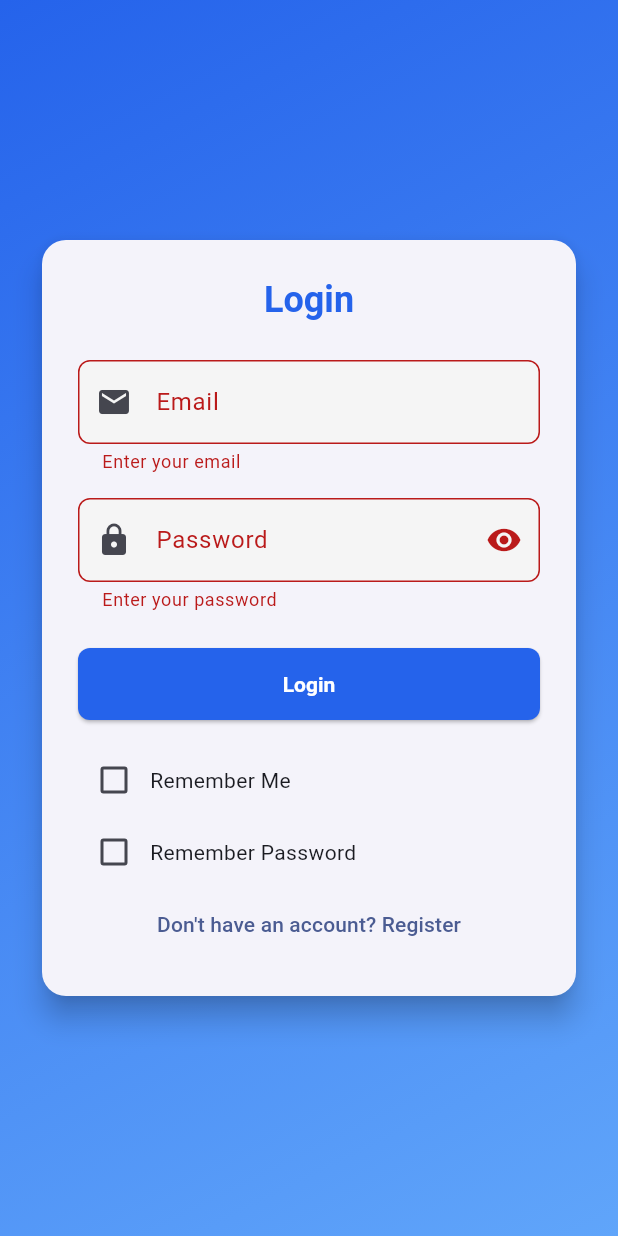
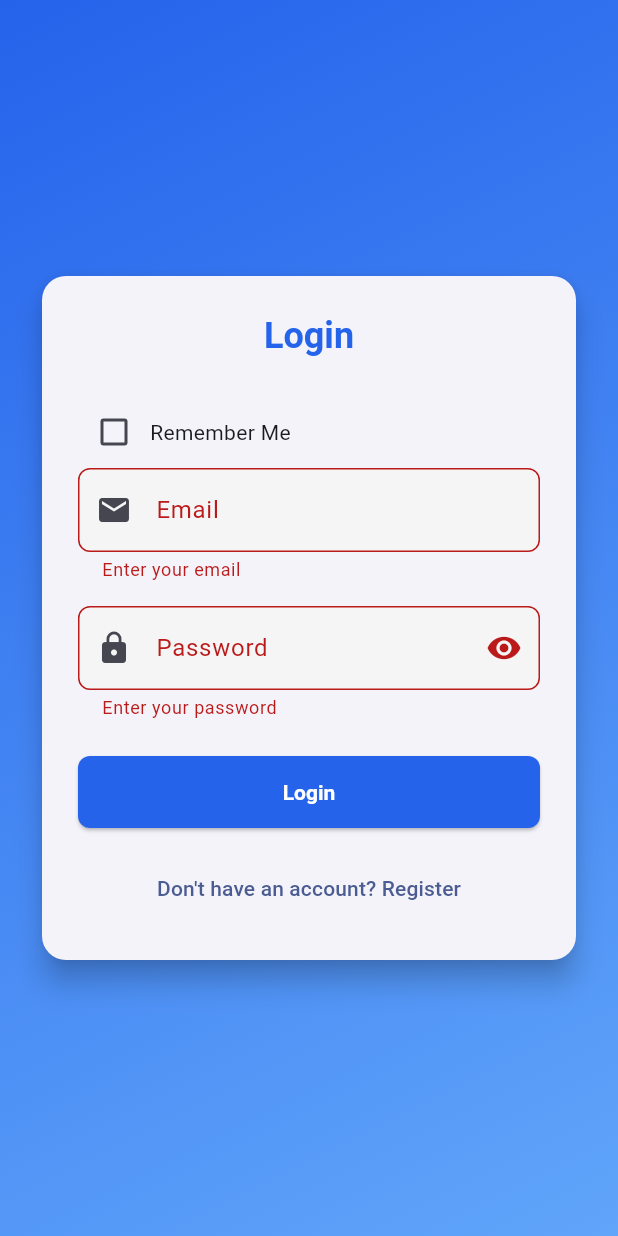
Before and after one commit to Faqih001/learning_material_downloader-app, a Flutter app: the AuthScreen screen opened by its route, after a tap on "Login", on a phone screen of 412 x 824 dp. Run offline on Flutter 3.47's test engine with Material 3 defaults, Android fonts, the phone set to English and light mode, and no system bars; our stand-ins replace flutter_dotenv, google_maps_flutter, shared_preferences, smooth_page_indicator; accounts and stored records are empty.

Commit message:
Refactor AuthScreen: Simplify remember me functionality and remove remember password option

```diff
--- a/lib/screens/auth_screen.dart
+++ b/lib/screens/auth_screen.dart
@@ -35,7 +35,6 @@ class _AuthScreenState extends State<AuthScreen> {
   }
 
   bool _rememberMe = false;
-  bool _rememberPassword = false;
 
   @override
   void initState() {
@@ -46,16 +45,14 @@ class _AuthScreenState extends State<AuthScreen> {
   Future<void> _loadRememberedEmail() async {
     final prefs = await SharedPreferences.getInstance();
     final remembered = prefs.getBool('remember_me') ?? false;
-    final rememberedPwd = prefs.getBool('remember_password') ?? false;
     final email = prefs.getString('remembered_email') ?? '';
     final password = prefs.getString('remembered_password') ?? '';
     setState(() {
       _rememberMe = remembered;
-      _rememberPassword = rememberedPwd;
       if (remembered && email.isNotEmpty) {
         _emailController.text = email;
       }
-      if (rememberedPwd && password.isNotEmpty) {
+      if (remembered && password.isNotEmpty) {
         _passwordController.text = password;
       }
     });
@@ -80,22 +77,11 @@ class _AuthScreenState extends State<AuthScreen> {
         final prefs = await SharedPreferences.getInstance();
         if (_rememberMe && result == null) {
           await prefs.setBool('remember_me', true);
-          await prefs.setString(
-            'remembered_email',
-            _emailController.text.trim(),
-          );
+          await prefs.setString('remembered_email', _emailController.text.trim());
+          await prefs.setString('remembered_password', _passwordController.text);
         } else {
           await prefs.setBool('remember_me', false);
           await prefs.remove('remembered_email');
-        }
-        if (_rememberPassword && result == null) {
-          await prefs.setBool('remember_password', true);
-          await prefs.setString(
-            'remembered_password',
-            _passwordController.text,
-          );
-        } else {
-          await prefs.setBool('remember_password', false);
           await prefs.remove('remembered_password');
         }
         setState(() => _loading = false);
@@ -195,6 +181,20 @@ class _AuthScreenState extends State<AuthScreen> {
                         ),
                       ),
                       const SizedBox(height: 24),
+                      if (isLogin)
+                        Row(
+                          children: [
+                            Checkbox(
+                              value: _rememberMe,
+                              onChanged: (val) {
+                                setState(() {
+                                  _rememberMe = val ?? false;
+                                });
+                              },
+                            ),
+                            const Text('Remember Me'),
+                          ],
+                        ),
                       if (!isLogin)
                         TextFormField(
                           controller: _nameController,
@@ -296,37 +296,6 @@ class _AuthScreenState extends State<AuthScreen> {
                         ),
                       ),
                       const SizedBox(height: 16),
-                      if (isLogin)
-                        Column(
-                          children: [
-                            Row(
-                              children: [
-                                Checkbox(
-                                  value: _rememberMe,
-                                  onChanged: (val) {
-                                    setState(() {
-                                      _rememberMe = val ?? false;
-                                    });
-                                  },
-                                ),
-                                const Text('Remember Me'),
-                              ],
-                            ),
-                            Row(
-                              children: [
-                                Checkbox(
-                                  value: _rememberPassword,
-                                  onChanged: (val) {
-                                    setState(() {
-                                      _rememberPassword = val ?? false;
-                                    });
-                                  },
-                                ),
-                                const Text('Remember Password'),
-                              ],
-                            ),
-                          ],
-                        ),
                       TextButton(
                         onPressed: _loading ? null : _toggleMode,
                         child: Text(
```
